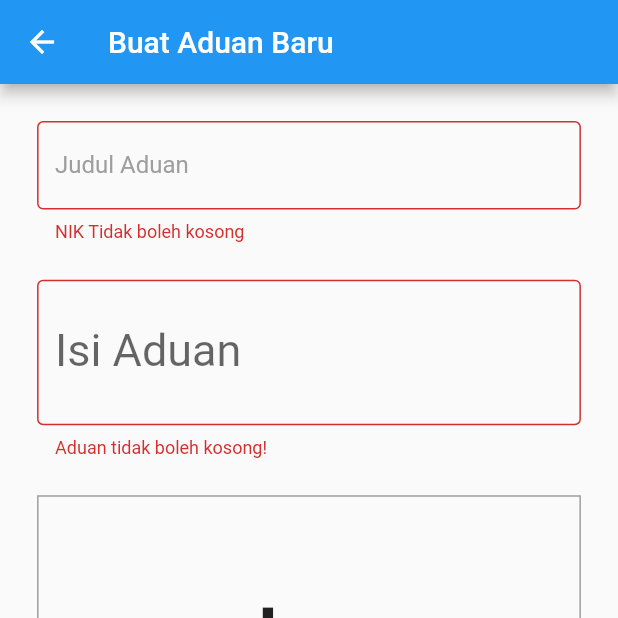
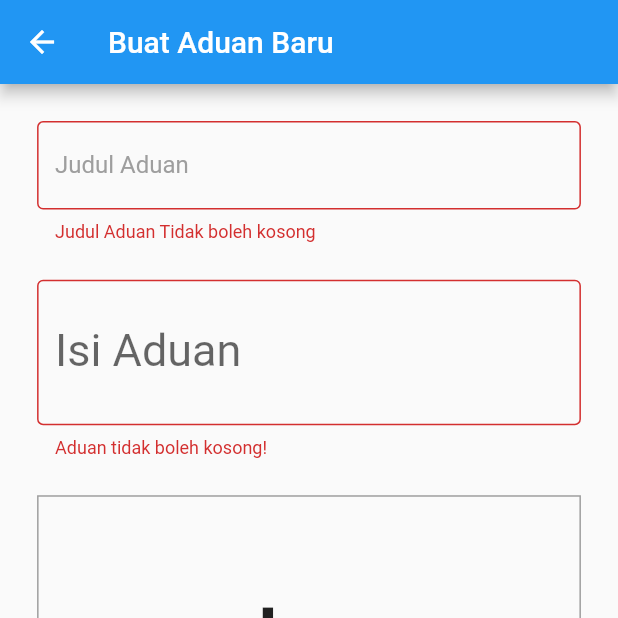
Before and after one commit to sanstuy/project_lapang, a Flutter app: the LaporScreen screen opened directly with empty values, after a tap on "Adukan", on a phone screen of 412 x 824 dp, the top half of it. Run offline on Flutter 3.47's test engine with Material 2 defaults, Android fonts, the light colour scheme and no system bars; our stand-ins replace cloud_firestore, firebase_auth, firebase_core, firebase_storage, image_picker, pdf and 1 more; accounts and stored records are empty.

Commit message:
Mengganti nilai return ketika salah

```diff
--- a/lib/lapor_screen.dart
+++ b/lib/lapor_screen.dart
@@ -54,7 +54,7 @@ class _LaporScreenState extends State<LaporScreen> {
                     ),
                     validator: (String? value) {
                       if (value!.isEmpty) {
-                        return 'NIK Tidak boleh kosong';
+                        return 'Judul Aduan Tidak boleh kosong';
                       }
                       return null;
                     },
```
